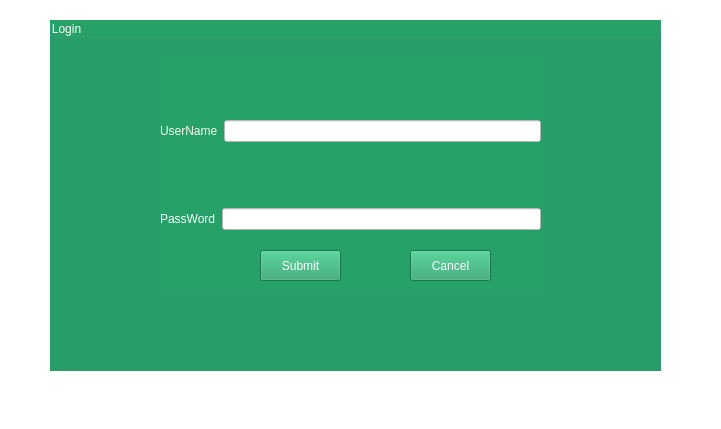
Rabsoninnora/RoseGardenPlantCareSystem, file mainwindowplantcare.ui: the form before one commit.
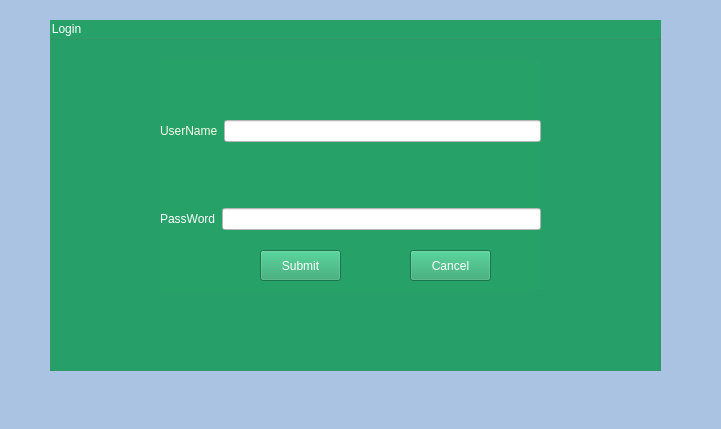
The form after the commit.

The edit to the form file:
```diff
--- a/mainwindowplantcare.ui
+++ b/mainwindowplantcare.ui
@@ -23,7 +23,7 @@
    <enum>Qt::LeftToRight</enum>
   </property>
   <property name="styleSheet">
-   <string notr="true">background-color: rgb(255, 255, 255);</string>
+   <string notr="true">background-color: rgb(171, 195, 226);</string>
   </property>
   <widget class="QWidget" name="centralwidget">
    <widget class="QGroupBox" name="loginBox">
```
